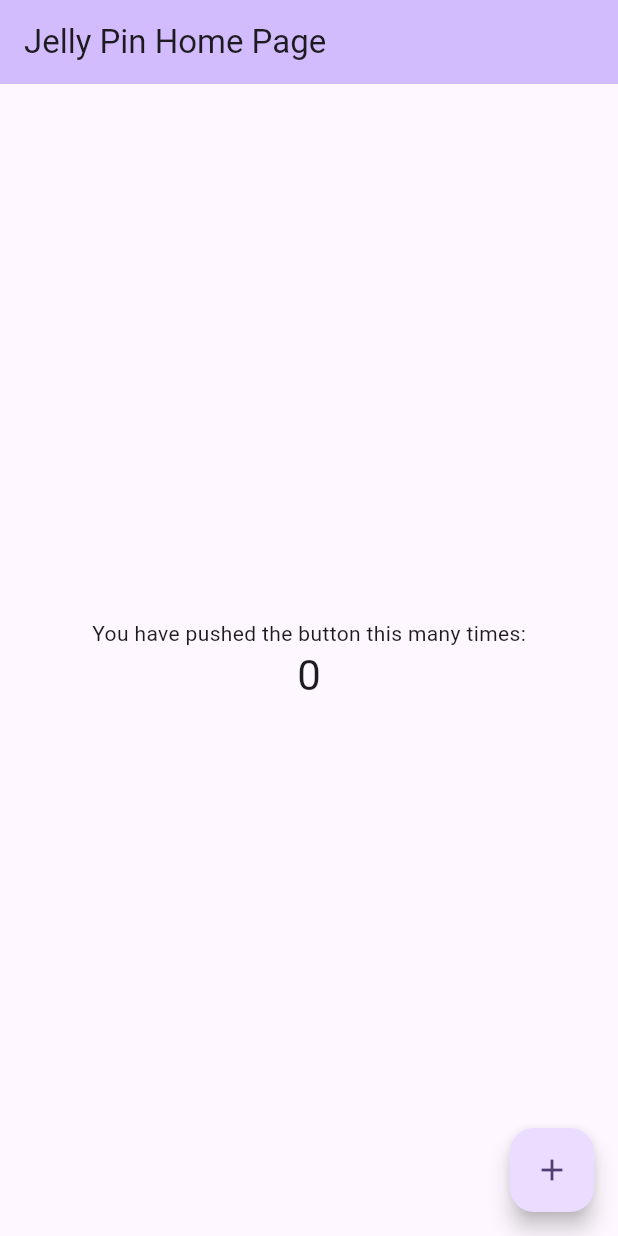
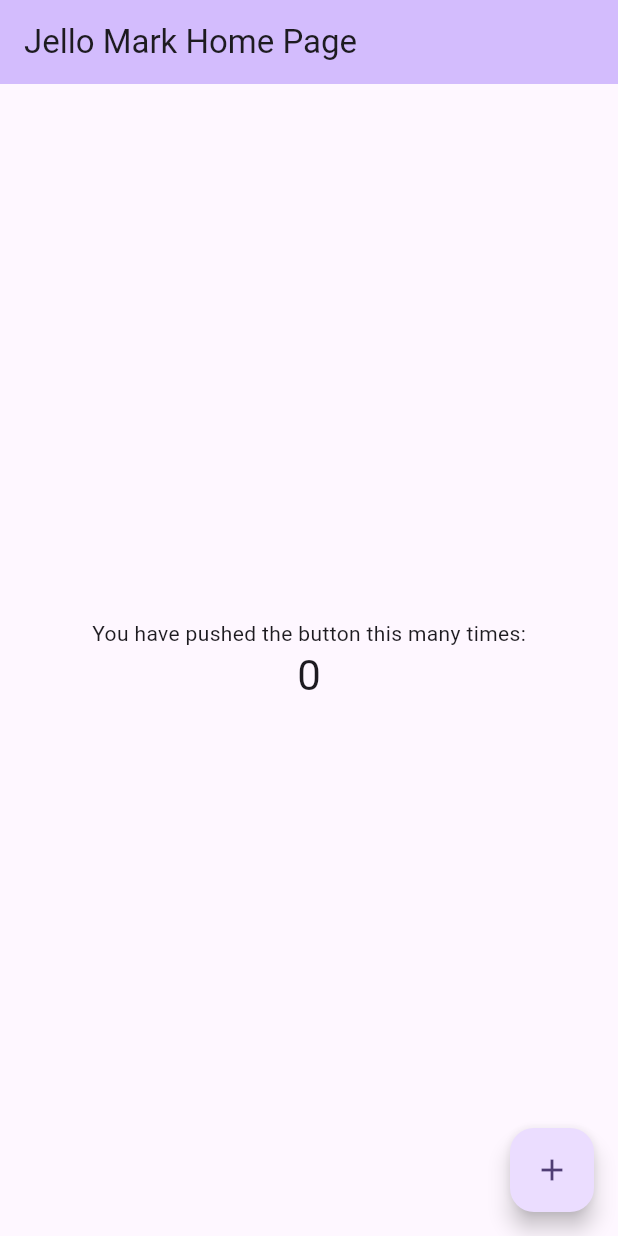
Before and after one commit to maaaaaaaaad/vcvcv, a Flutter app: the screen it shows after launch, on a phone screen of 412 x 824 dp. Run offline on Flutter 3.47's test engine with Material 3 defaults, Android fonts, the phone set to English and light mode, and no system bars.

Commit message:
rename app to `Jello Mark`, update metadata, and enhance boot scripts for better multi-device handling.

```diff
--- a/lib/main.dart
+++ b/lib/main.dart
@@ -10,11 +10,11 @@ class MyApp extends StatelessWidget {
   @override
   Widget build(BuildContext context) {
     return MaterialApp(
-      title: 'Jelly Pin',
+      title: 'Jello Mark',
       theme: ThemeData(
         colorScheme: ColorScheme.fromSeed(seedColor: Colors.deepPurple),
       ),
-      home: const MyHomePage(title: 'Jelly Pin Home Page'),
+      home: const MyHomePage(title: 'Jello Mark Home Page'),
     );
   }
 }
--- a/pubspec.yaml
+++ b/pubspec.yaml
@@ -1,4 +1,4 @@
-name: jelly_pin
+name: jello_mark
 description: "A new Flutter project."
 publish_to: 'none'
 version: 1.0.0+1
```
Also changed, not shown: 4 other files.
